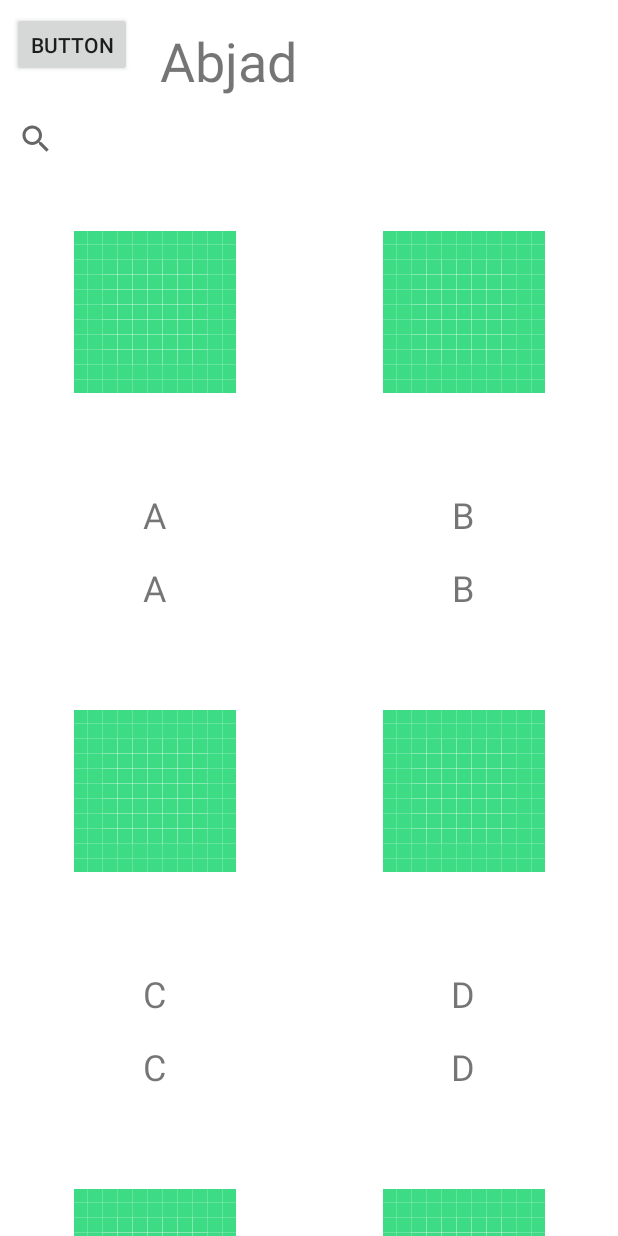
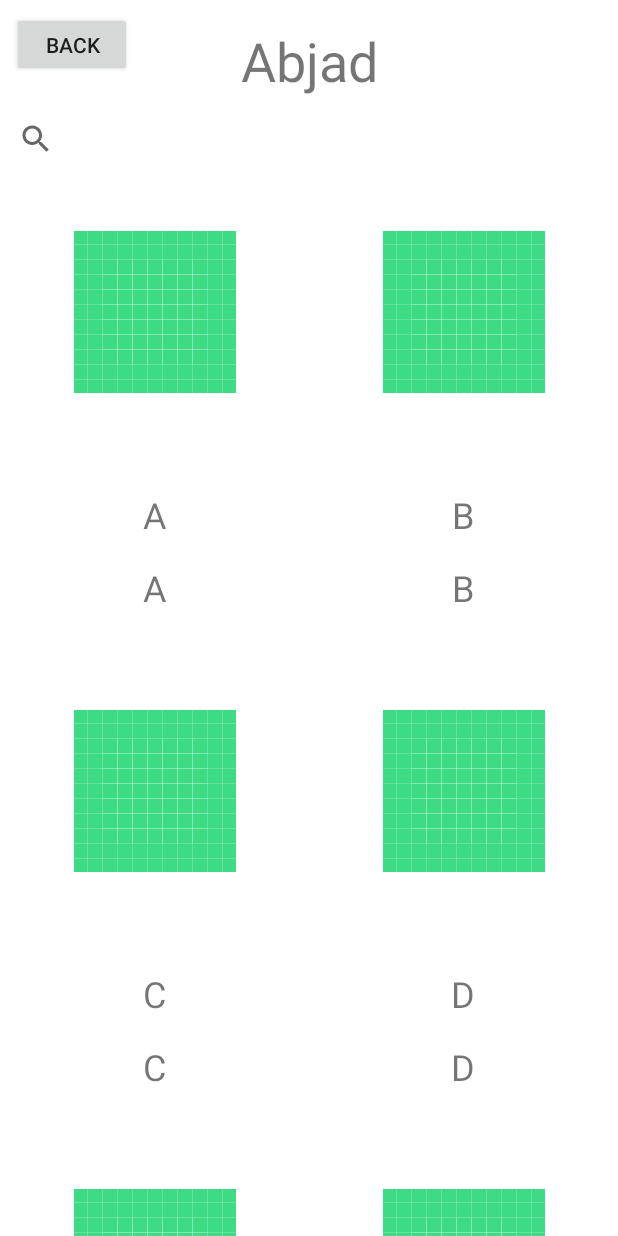
Before and after one commit to sungindra/SignDictionary, an Android app: the screen it shows after launch (SearchedView), after a tap on "Abjad", on a phone screen of 412 x 824 dp. Run offline under Robolectric (Android 15) with nearby library versions, the phone set to English and light mode, and no system bars.

Commit message:
Adding data and polishing up the layout

```diff
--- a/app/src/main/java/com/reynardvincent/signdictionary/Model/SampleData.kt
+++ b/app/src/main/java/com/reynardvincent/signdictionary/Model/SampleData.kt
@@ -29,7 +29,7 @@ object SampleData {
         Dictionary("Q", "Q", "Q"),
         Dictionary("R", "R", "R"),
         Dictionary("S", "S", "S"),
-        Dictionary("T", "L", "L"),
+        Dictionary("T", "T", "T"),
         Dictionary("U", "U", "U"),
         Dictionary("V", "V", "V"),
         Dictionary("W", "W", "W"),
--- a/app/src/main/res/layout/activity_searched_view.xml
+++ b/app/src/main/res/layout/activity_searched_view.xml
@@ -8,14 +8,15 @@
     tools:context=".Controller.SearchedView">
 
     <Button
-        android:id="@+id/button"
+        android:id="@+id/backButton"
         android:layout_width="80dp"
         android:layout_height="43dp"
         android:layout_marginStart="8dp"
         android:layout_marginTop="8dp"
-        android:text="Button"
+        android:onClick="return2Main"
         app:layout_constraintStart_toStartOf="parent"
-        app:layout_constraintTop_toTopOf="parent" />
+        app:layout_constraintTop_toTopOf="parent"
+        tools:text="Back" />
 
     <SearchView
         android:id="@+id/searchKeywordView"
@@ -43,8 +44,7 @@
         android:textAlignment="center"
         android:textSize="36sp"
         app:layout_constraintEnd_toEndOf="parent"
-        app:layout_constraintHorizontal_bias="0.08"
-        app:layout_constraintStart_toEndOf="@+id/button"
+        app:layout_constraintStart_toStartOf="parent"
         app:layout_constraintTop_toTopOf="parent"
         tools:text="CategoryTitle" />
 
--- a/app/src/main/res/layout/category_list_item.xml
+++ b/app/src/main/res/layout/category_list_item.xml
@@ -22,8 +22,8 @@
 
     <TextView
         android:id="@+id/categoryTitle"
-        android:layout_width="104dp"
-        android:layout_height="44dp"
+        android:layout_width="wrap_content"
+        android:layout_height="wrap_content"
         android:layout_marginStart="8dp"
         android:layout_marginEnd="8dp"
         android:layout_marginBottom="16dp"
--- a/build.gradle
+++ b/build.gradle
@@ -8,7 +8,7 @@ buildscript {
 
     }
     dependencies {
-        classpath 'com.android.tools.build:gradle:3.6.3'
+        classpath 'com.android.tools.build:gradle:4.0.0'
         classpath "org.jetbrains.kotlin:kotlin-gradle-plugin:$kotlin_version"
 
         // NOTE: Do not place your application dependencies here; they belong
```
Also changed, not shown: app/src/main/java/com/reynardvincent/signdictionary/Controller/SearchedView.kt (+10 -0 lines), gradle/wrapper/gradle-wrapper.properties.
